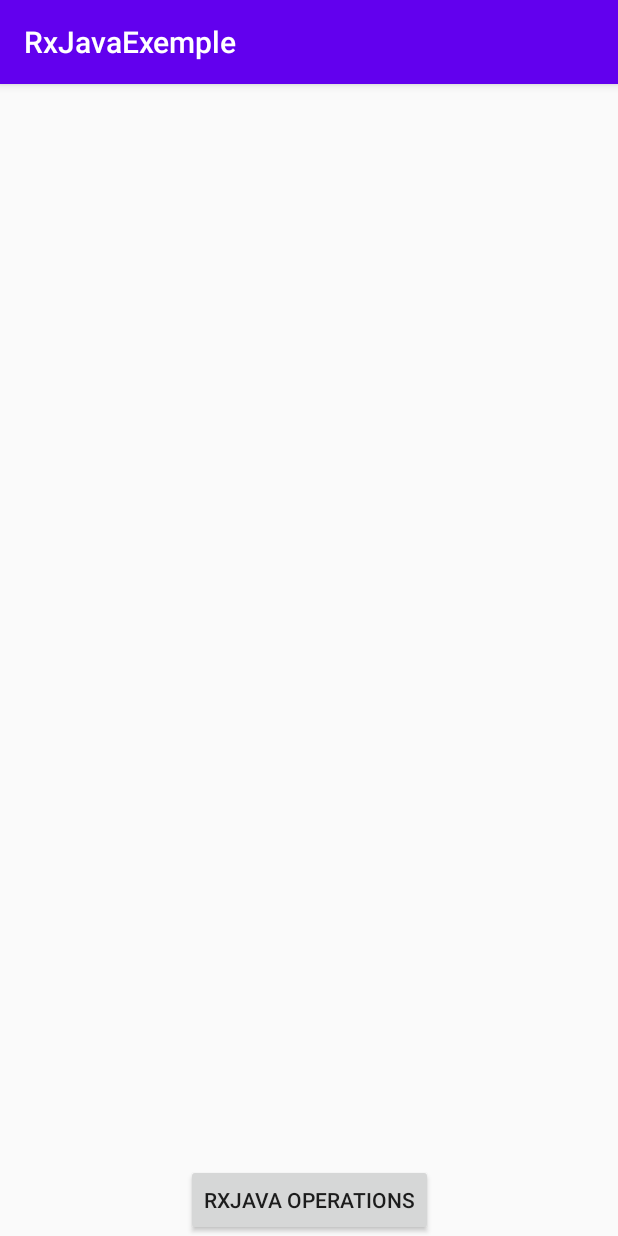
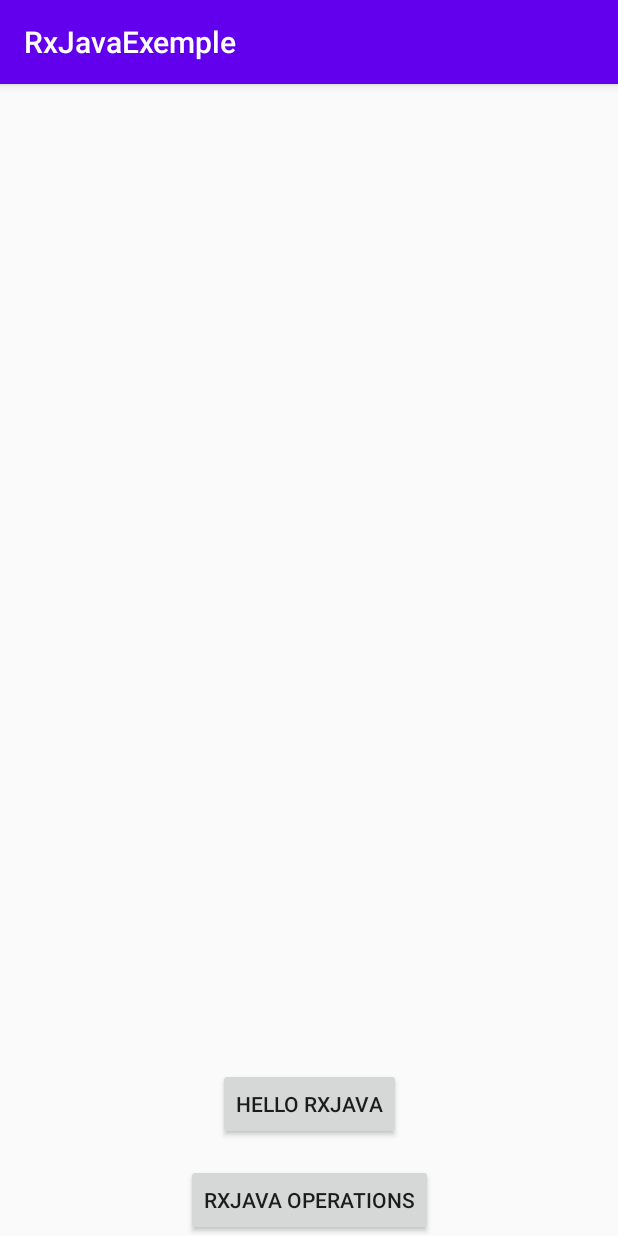
Before and after one commit to NickIvantsov/RxJavaExemple, an Android app: the screen it shows after launch (StartActivity), on a phone screen of 412 x 824 dp. Run offline under Robolectric (Android 15) with nearby library versions, the phone set to English and light mode, and no system bars; our stand-ins replace ButterKnife.

Commit message:
добавил метод получения контекста приложения, создал доп активити с примером заполнения TextView благодаря RxJava, создал метод перехода между активностями, модифицировал gradle

```diff
--- a/app/src/main/AndroidManifest.xml
+++ b/app/src/main/AndroidManifest.xml
@@ -3,12 +3,14 @@
     package="com.gmail.rxjavaexemple">
 
     <application
+        android:name=".AppApplication"
         android:allowBackup="true"
         android:icon="@mipmap/ic_launcher"
         android:label="@string/app_name"
         android:roundIcon="@mipmap/ic_launcher_round"
         android:supportsRtl="true"
         android:theme="@style/AppTheme">
+        <activity android:name=".HelloWorldActivity"></activity>
         <activity android:name=".StartActivity">
             <intent-filter>
                 <action android:name="android.intent.action.MAIN" />
@@ -16,9 +18,7 @@
                 <category android:name="android.intent.category.LAUNCHER" />
             </intent-filter>
         </activity>
-        <activity android:name=".RxJavaOperationsActivity">
-
-        </activity>
+        <activity android:name=".RxJavaOperationsActivity"></activity>
     </application>
 
 </manifest>
--- /dev/null
+++ b/app/src/main/java/com/gmail/rxjavaexemple/AppApplication.kt
@@ -0,0 +1,17 @@
+package com.gmail.rxjavaexemple
+
+import android.app.Application
+import android.content.Context
+
+open class AppApplication : Application() {
+
+    override fun onCreate() {
+        super.onCreate()
+        context = this
+    }
+
+    companion object {
+        var context: Context? = null
+            private set
+    }
+}
--- a/app/src/main/res/layout/activity_start.xml
+++ b/app/src/main/res/layout/activity_start.xml
@@ -14,4 +14,15 @@
         app:layout_constraintBottom_toBottomOf="parent"
         app:layout_constraintEnd_toEndOf="parent"
         app:layout_constraintStart_toStartOf="parent" />
+
+    <Button
+        android:id="@+id/helloRxJavaBtn"
+        android:layout_width="wrap_content"
+        android:layout_height="wrap_content"
+        android:layout_marginBottom="16dp"
+        android:text="Hello RxJava"
+        app:layout_constraintBottom_toTopOf="@+id/rxOperationBtn"
+        app:layout_constraintEnd_toEndOf="@+id/rxOperationBtn"
+        app:layout_constraintStart_toStartOf="@+id/rxOperationBtn" />
+
 </androidx.constraintlayout.widget.ConstraintLayout>
```
Also changed, not shown: app/build.gradle (+24 -3 lines), app/src/main/java/com/gmail/rxjavaexemple/HelloWorldActivity.kt (added, +25 -0 lines), app/src/main/java/com/gmail/rxjavaexemple/Navigations.kt (added, +9 -0 lines), app/src/main/java/com/gmail/rxjavaexemple/StartActivity.kt (+7 -4 lines), app/src/main/res/layout/activity_hello_world.xml (added, +18 -0 lines).
